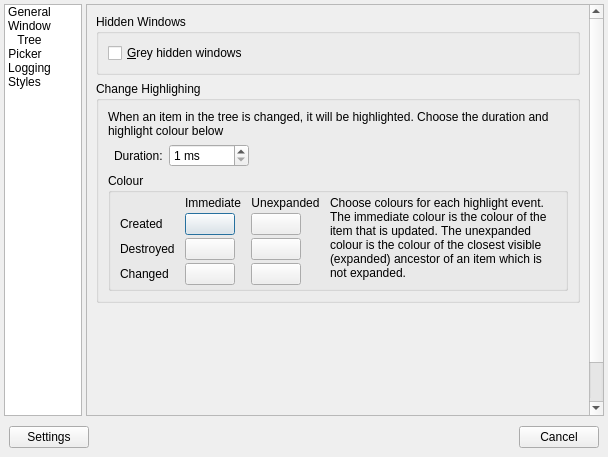
The window that src/ui/forms/PreferencesWindow.ui (WindowDetective/WindowDetective) describes before a commit, drawn with Qt 5.
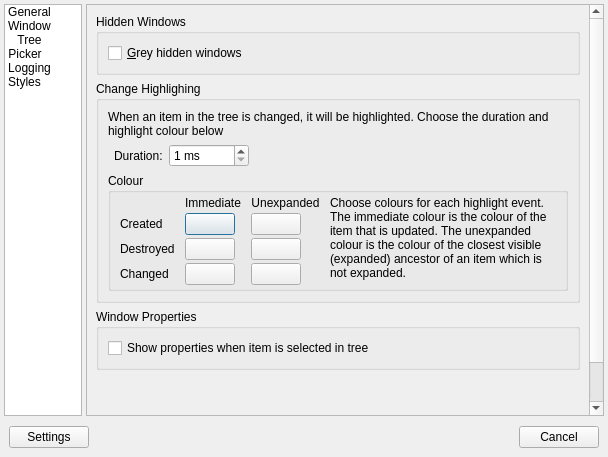
The same window after the commit. The open tabs and pages were chosen to show the change. Icons and pictures are not drawn. Custom widgets are drawn as their Qt base class.

Commit message: Window Detective 3.0.0

Patch:
```diff
--- a/src/ui/forms/PreferencesWindow.ui
+++ b/src/ui/forms/PreferencesWindow.ui
@@ -594,6 +594,22 @@
                 </layout>
                </widget>
               </item>
+              <item row="2" column="0" colspan="2">
+               <widget class="QGroupBox" name="groupBox_12">
+                <property name="title">
+                 <string>Window Properties</string>
+                </property>
+                <layout class="QVBoxLayout" name="verticalLayout_2">
+                 <item>
+                  <widget class="QCheckBox" name="chOpenPropertiesOnSelect">
+                   <property name="text">
+                    <string>Show properties when item is selected in tree</string>
+                   </property>
+                  </widget>
+                 </item>
+                </layout>
+               </widget>
+              </item>
              </layout>
             </widget>
             <widget class="QWidget" name="pickerPage">
```
Left out of the diff: 4 changed lines with no effect on the pictures. The commit also changes 212 other files.
